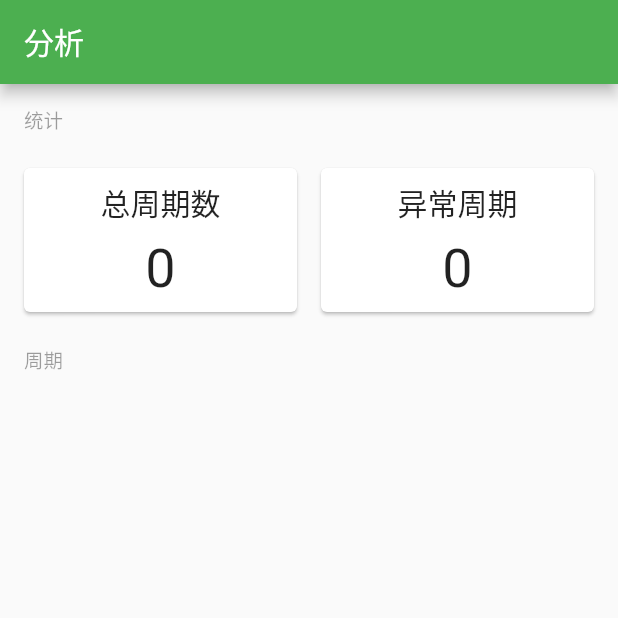
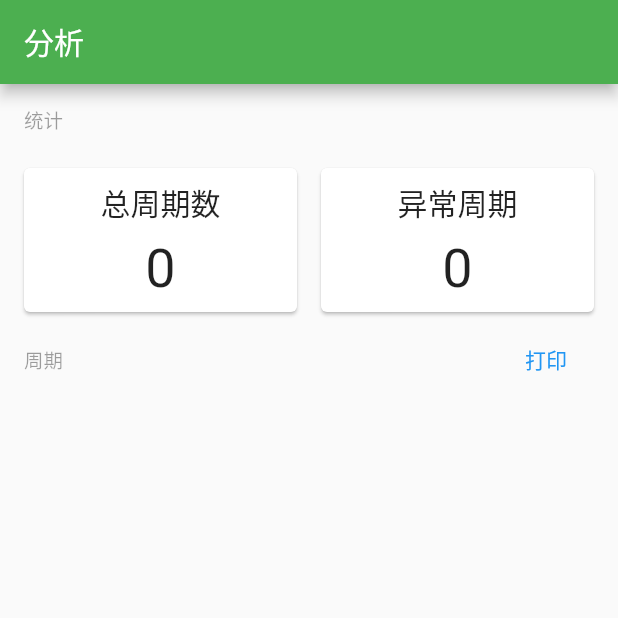
Before and after one commit to luorijun/useful_recorder, a Flutter app: the screen it shows after launch, item 3 of the bottom bar chosen, on a phone screen of 412 x 824 dp, the top half of it. Run offline on Flutter 3.47's test engine with Material 2 defaults, Android fonts, the phone set to English and light mode, and no system bars; our stand-ins replace font_awesome_flutter, shared_preferences, sqflite; accounts and stored records are empty.

Commit message:
完善分析页面

```diff
--- a/lib/models/period.dart
+++ b/lib/models/period.dart
@@ -1,29 +1,36 @@
+import 'dart:developer';
+
 import 'package:useful_recorder/models/record.dart';
 import 'package:useful_recorder/utils/datetime_extension.dart';
 
 class Period {
   final List<Record> records = [];
-  DateTime lastDay = DateTime.now().date;
-  int mensesLength = 0;
+  int menses = 0;
+  int period = 0;
 
-  DateTime get firstDay => records.first?.date;
+  bool get abnormal => (menses < 3 || menses > 7 || period > 35 || period < 15) && !processing;
 
-  int get length {
-    if (records.length < 2) return records.length;
-    return lastDay.difference(records.first.date).inDays;
+  bool get processing => records.last.type != Type.MensesEnd;
+
+  void add(Record record) {
+    if (records.isEmpty) assert(record.type == Type.MensesStart);
+
+    menses = records.isEmpty
+        ? DateTimeExtension.diff(DateTime.now(), record.date) + 1
+        : record.type == Type.MensesEnd
+            ? DateTimeExtension.diff(record.date + 1.day, records.first.date)
+            : menses;
+    records.add(record);
   }
 
-  bool get abnormal => length < 21 || length > 35;
-
-  void add(Record record) => records.add(record);
+  void end(DateTime date) {
+    period = DateTimeExtension.diff(date, records.first.date);
+  }
 
   @override
   String toString() {
     return 'Period{'
-        'records: $length, '
-        'mensesLength: $mensesLength, '
-        'length: $length, '
-        'lastDay: $lastDay, '
-        'exception: $abnormal}';
+        'records: $records, '
+        'abnormal: $abnormal}';
   }
 }
--- a/lib/views/analyse.dart
+++ b/lib/views/analysis.dart
@@ -1,3 +1,5 @@
+import 'dart:developer';
+
 import 'package:flutter/material.dart';
 import 'package:provider/provider.dart';
 import 'package:useful_recorder/models/period.dart';
@@ -6,7 +8,7 @@ import 'package:useful_recorder/models/record_repository.dart';
 import 'package:useful_recorder/views/home.dart';
 import 'package:useful_recorder/utils/datetime_extension.dart';
 
-class AnalyseView extends StatelessWidget {
+class AnalysisView extends StatelessWidget {
   /// 分析元素：
   ///   - 周期数
   ///   - 异常周期数
@@ -28,7 +30,7 @@ class AnalyseView extends StatelessWidget {
     Future.microtask(() => context.read<HomePageState>().title = "分析");
 
     return ChangeNotifierProvider(
-      create: (context) => AnalyseViewState(),
+      create: (context) => AnalysisViewState(),
       child: ListView(
         children: [
           ListTile(
@@ -51,8 +53,8 @@ class AnalyseView extends StatelessWidget {
                       ),
                     ),
                     SizedBox(height: 8),
-                    Selector<AnalyseViewState, int>(
-                      selector: (context, state) => state.periodCount,
+                    Selector<AnalysisViewState, int>(
+                      selector: (context, state) => state.periods.length,
                       builder: (context, value, child) {
                         return Text(
                           "$value",
@@ -81,8 +83,8 @@ class AnalyseView extends StatelessWidget {
                       ),
                     ),
                     SizedBox(height: 8),
-                    Selector<AnalyseViewState, int>(
-                      selector: (context, state) => state.abnormalCount,
+                    Selector<AnalysisViewState, int>(
+                      selector: (context, state) => state.abnormal.length,
                       builder: (context, value, child) {
                         return Text(
                           "$value",
@@ -102,15 +104,43 @@ class AnalyseView extends StatelessWidget {
             enabled: false,
             dense: true,
             title: Text("周期"),
+            trailing: Consumer<AnalysisViewState>(
+              builder: (context, state, child) {
+                return TextButton(
+                  child: Text("打印"),
+                  onPressed: () {
+                    for (var period in state.periods) {
+                      log("$period");
+                    }
+                  },
+                );
+              },
+            ),
           ),
-          Consumer<AnalyseViewState>(
+          Consumer<AnalysisViewState>(
             builder: (context, state, child) {
               return Column(
                 children: state.periods.map((period) {
                   return Column(children: [
                     ListTile(
-                      title: Text("${period.firstDay.toDateString()} - ${period.mensesLength} 天"),
-                      trailing: Chip(label: Text("异常")),
+                      title: Text("${period.records.first.date.toDateString()}"
+                          " - ${period.menses} 天"
+                          " - ${period.period} 天"),
+                      trailing: Wrap(
+                        spacing: 4,
+                        children: [
+                          if (period.processing)
+                            Chip(
+                              label: Text("进行中"),
+                              backgroundColor: Colors.blue.shade200,
+                            ),
+                          if (period.abnormal)
+                            Chip(
+                              label: Text("异常"),
+                              backgroundColor: Colors.red.shade100,
+                            ),
+                        ],
+                      ),
                     ),
                   ]);
                 }).toList(growable: false),
@@ -123,44 +153,43 @@ class AnalyseView extends StatelessWidget {
   }
 }
 
-class AnalyseViewState extends ChangeNotifier {
+class AnalysisViewState extends ChangeNotifier {
   bool loading;
+  List<Period> periods;
+  List<Period> abnormal;
 
-  List<Period> periods;
-  List<Period> abnormalPeriods;
-
-  int get periodCount => periods.length;
-
-  int get abnormalCount => abnormalPeriods.length;
-
-  AnalyseViewState() {
+  AnalysisViewState() {
     loading = true;
     periods = [];
-    abnormalPeriods = [];
-
+    abnormal = [];
     _analysePeriod();
   }
 
   _analysePeriod() async {
-    final records = await RecordRepository().findAllAsc();
+    final list = await RecordRepository().findAllAsc();
 
-    Record prev;
-    Period period;
-    for (var record in records) {
-      if (record.type == Type.Menses) {
-        final diff = record.date.difference(prev?.date ?? record.date).inDays;
-        if (diff != 1) {
-          period?.lastDay = record.date.subtract(Duration(days: 1));
-          if (period?.abnormal ?? false) {
-            abnormalPeriods.add(period);
-          }
-          periods.add(period = Period());
+    var period;
+    for (var record in list) {
+      if (!record.isMenses) continue;
+
+      if (record.type == Type.MensesStart) {
+        if (period != null) period.end(record.date);
+        period = Period();
+        period.add(record);
+      } else {
+        period.add(record);
+        if (record.type == Type.MensesEnd) {
+          periods.add(period);
         }
-        period.mensesLength++;
       }
-      period?.add(record);
-      if (record.type == Type.Menses) prev = record;
     }
+
+    if (period.records.last.type != Type.MensesEnd) {
+      periods.add(period);
+    }
+    period.end(DateTime.now() + 1.day);
+    abnormal = periods.where((item) => item.abnormal).toList(growable: false);
+
     loading = false;
     notifyListeners();
   }
--- a/lib/views/home.dart
+++ b/lib/views/home.dart
@@ -6,14 +6,14 @@ import 'package:useful_recorder/models/record_repository.dart';
 
 import 'package:useful_recorder/views/period.dart';
 import 'package:useful_recorder/views/record.dart';
-import 'package:useful_recorder/views/analyse.dart';
+import 'package:useful_recorder/views/analysis.dart';
 import 'package:useful_recorder/views/settings.dart';
 
 class HomePage extends StatelessWidget {
   final bodies = [
     PeriodView(),
     RecordView(),
-    AnalyseView(),
+    AnalysisView(),
     SettingsView(),
   ];
 
```
Also changed, not shown: lib/views/record.dart (+3 -8 lines), 1 other file.
